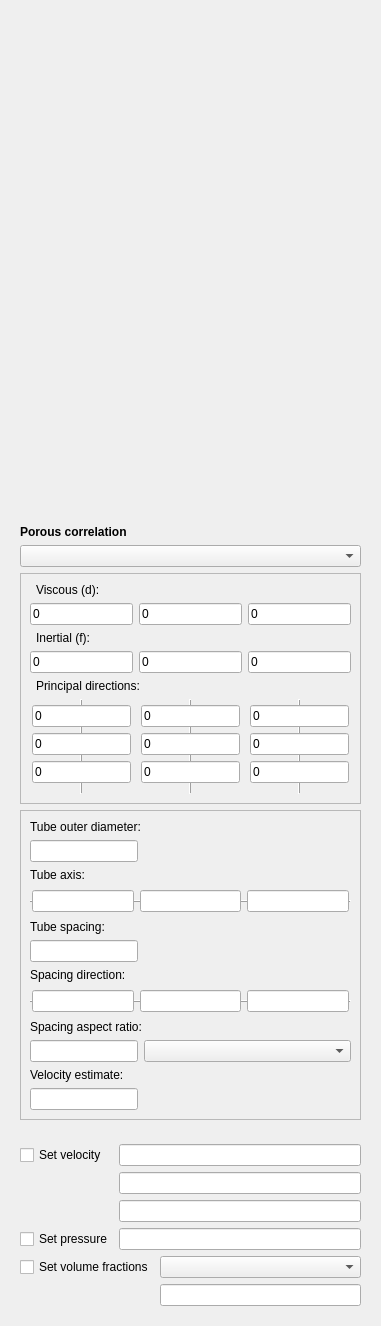
Before: the Qt Designer form Gui/TaskPanelCfdZone.ui in jaheyns/CfdOF, drawn with Qt 5.
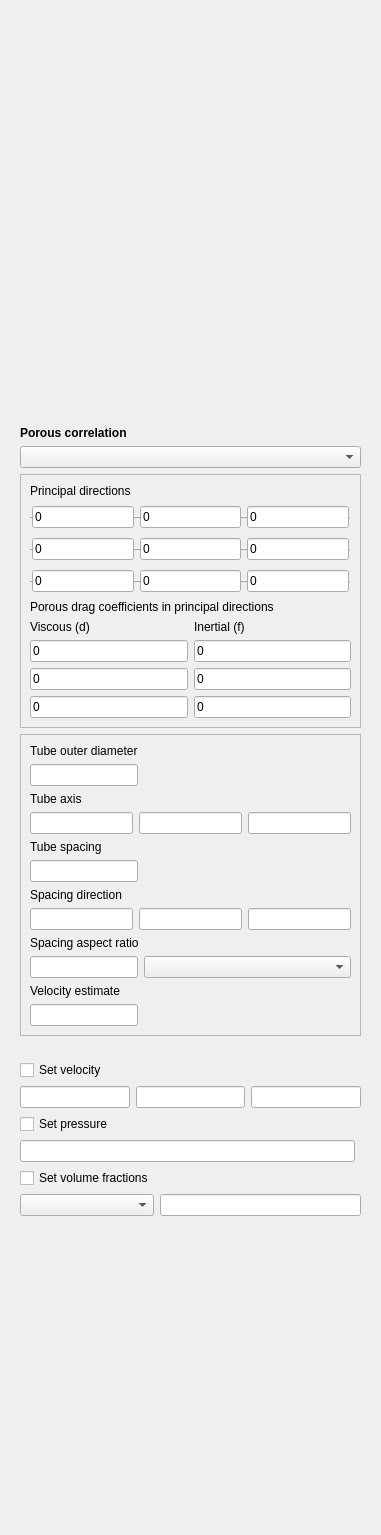
After: the same form once the commit is applied. Custom widgets are drawn as their Qt base class.

Commit message: Reformat task panels so that vectors are displayed consistently as three input fields horizontally

The edit to the form file:
```diff
--- a/Gui/TaskPanelCfdZone.ui
+++ b/Gui/TaskPanelCfdZone.ui
@@ -7,7 +7,7 @@
     <x>0</x>
     <y>0</y>
     <width>381</width>
-    <height>1326</height>
+    <height>1535</height>
    </rect>
   </property>
   <property name="windowTitle">
@@ -49,174 +49,13 @@
          <enum>QFrame::Raised</enum>
         </property>
         <layout class="QGridLayout" name="gridLayout_7">
-         <item row="0" column="0" colspan="3">
-          <widget class="QLabel" name="label_4">
-           <property name="text">
-            <string>Viscous (d):</string>
-           </property>
-           <property name="wordWrap">
-            <bool>false</bool>
-           </property>
-           <property name="margin">
-            <number>2</number>
-           </property>
-           <property name="indent">
-            <number>6</number>
-           </property>
-          </widget>
-         </item>
-         <item row="1" column="0">
-          <widget class="Gui::InputField" name="dx">
-           <property name="sizePolicy">
-            <sizepolicy hsizetype="Preferred" vsizetype="Fixed">
-             <horstretch>0</horstretch>
-             <verstretch>0</verstretch>
-            </sizepolicy>
-           </property>
-           <property name="text">
-            <string>0</string>
-           </property>
-           <property name="singleStep" stdset="0">
-            <double>1000.000000000000000</double>
-           </property>
-           <property name="unit" stdset="0">
-            <string notr="true">m^-2</string>
-           </property>
-           <property name="format" stdset="0">
-            <number>0</number>
-           </property>
-          </widget>
-         </item>
-         <item row="1" column="1">
-          <widget class="Gui::InputField" name="dy">
-           <property name="sizePolicy">
-            <sizepolicy hsizetype="Preferred" vsizetype="Fixed">
-             <horstretch>0</horstretch>
-             <verstretch>0</verstretch>
-            </sizepolicy>
-           </property>
-           <property name="text">
-            <string>0</string>
-           </property>
-           <property name="singleStep" stdset="0">
-            <double>1000.000000000000000</double>
-           </property>
-           <property name="unit" stdset="0">
-            <string notr="true">m^-2</string>
-           </property>
-           <property name="format" stdset="0">
-            <number>0</number>
-           </property>
-          </widget>
-         </item>
-         <item row="1" column="2">
-          <widget class="Gui::InputField" name="dz">
-           <property name="sizePolicy">
-            <sizepolicy hsizetype="Preferred" vsizetype="Fixed">
-             <horstretch>0</horstretch>
-             <verstretch>0</verstretch>
-            </sizepolicy>
-           </property>
-           <property name="text">
-            <string>0</string>
-           </property>
-           <property name="singleStep" stdset="0">
-            <double>1000.000000000000000</double>
-           </property>
-           <property name="unit" stdset="0">
-            <string notr="true">m^-2</string>
-           </property>
-           <property name="format" stdset="0">
-            <number>0</number>
-           </property>
-          </widget>
-         </item>
-         <item row="2" column="0" colspan="3">
-          <widget class="QLabel" name="label_5">
-           <property name="text">
-            <string>Inertial (f):</string>
-           </property>
-           <property name="margin">
-            <number>2</number>
-           </property>
-           <property name="indent">
-            <number>6</number>
-           </property>
-          </widget>
-         </item>
-         <item row="3" column="0">
-          <widget class="Gui::InputField" name="fx">
-           <property name="sizePolicy">
-            <sizepolicy hsizetype="Preferred" vsizetype="Fixed">
-             <horstretch>0</horstretch>
-             <verstretch>0</verstretch>
-            </sizepolicy>
-           </property>
-           <property name="text">
-            <string>0</string>
-           </property>
-           <property name="singleStep" stdset="0">
-            <double>1000.000000000000000</double>
-           </property>
-           <property name="unit" stdset="0">
-            <string notr="true">m^-1</string>
-           </property>
-           <property name="format" stdset="0">
-            <number>0</number>
-           </property>
-          </widget>
-         </item>
-         <item row="3" column="1">
-          <widget class="Gui::InputField" name="fy">
-           <property name="sizePolicy">
-            <sizepolicy hsizetype="Preferred" vsizetype="Fixed">
-             <horstretch>0</horstretch>
-             <verstretch>0</verstretch>
-            </sizepolicy>
-           </property>
-           <property name="text">
-            <string>0</string>
-           </property>
-           <property name="singleStep" stdset="0">
-            <double>1000.000000000000000</double>
-           </property>
-           <property name="unit" stdset="0">
-            <string notr="true">m^-1</string>
-           </property>
-           <property name="format" stdset="0">
-            <number>0</number>
-           </property>
-          </widget>
-         </item>
-         <item row="3" column="2">
-          <widget class="Gui::InputField" name="fz">
-           <property name="sizePolicy">
-            <sizepolicy hsizetype="Preferred" vsizetype="Fixed">
-             <horstretch>0</horstretch>
-             <verstretch>0</verstretch>
-            </sizepolicy>
-           </property>
-           <property name="text">
-            <string>0</string>
-           </property>
-           <property name="singleStep" stdset="0">
-            <double>1000.000000000000000</double>
-           </property>
-           <property name="unit" stdset="0">
-            <string notr="true">m^-1</string>
-           </property>
-           <property name="format" stdset="0">
-            <number>0</number>
-           </property>
-          </widget>
-         </item>
-         <item row="4" column="0" colspan="3">
+         <item row="5" column="0" colspan="3">
           <widget class="QLabel" name="label_11">
            <property name="toolTip">
             <string>Correspond to directions in which the velocity is scaled but not rotated by the porous medium</string>
            </property>
            <property name="text">
-            <string>Principal directions:</string>
+            <string>Principal directions</string>
            </property>
            <property name="wordWrap">
             <bool>true</bool>
@@ -225,104 +64,11 @@
             <number>2</number>
            </property>
            <property name="indent">
-            <number>6</number>
+            <number>0</number>
            </property>
           </widget>
          </item>
-         <item row="5" column="0">
-          <widget class="QFrame" name="e1frame">
-           <property name="sizePolicy">
-            <sizepolicy hsizetype="Preferred" vsizetype="Minimum">
-             <horstretch>0</horstretch>
-             <verstretch>0</verstretch>
-            </sizepolicy>
-           </property>
-           <property name="frameShape">
-            <enum>QFrame::VLine</enum>
-           </property>
-           <property name="frameShadow">
-            <enum>QFrame::Raised</enum>
-           </property>
-           <layout class="QVBoxLayout" name="verticalLayout_5">
-            <property name="leftMargin">
-             <number>0</number>
-            </property>
-            <property name="topMargin">
-             <number>4</number>
-            </property>
-            <property name="rightMargin">
-             <number>0</number>
-            </property>
-            <item>
-             <widget class="Gui::InputField" name="e1x">
-              <property name="sizePolicy">
-               <sizepolicy hsizetype="Preferred" vsizetype="Fixed">
-                <horstretch>1</horstretch>
-                <verstretch>0</verstretch>
-               </sizepolicy>
-              </property>
-              <property name="text">
-               <string>0</string>
-              </property>
-              <property name="singleStep" stdset="0">
-               <double>0.100000000000000</double>
-              </property>
-              <property name="unit" stdset="0">
-               <string notr="true"/>
-              </property>
-              <property name="format" stdset="0">
-               <number>0</number>
-              </property>
-             </widget>
-            </item>
-            <item>
-             <widget class="Gui::InputField" name="e1y">
-              <property name="sizePolicy">
-               <sizepolicy hsizetype="Preferred" vsizetype="Fixed">
-                <horstretch>1</horstretch>
-                <verstretch>0</verstretch>
-               </sizepolicy>
-              </property>
-              <property name="text">
-               <string>0</string>
-              </property>
-              <property name="singleStep" stdset="0">
-               <double>0.100000000000000</double>
-              </property>
-              <property name="unit" stdset="0">
-               <string notr="true"/>
-              </property>
-              <property name="format" stdset="0">
-               <number>0</number>
-              </property>
-             </widget>
-            </item>
-            <item>
-             <widget class="Gui::InputField" name="e1z">
-              <property name="sizePolicy">
-               <sizepolicy hsizetype="Preferred" vsizetype="Fixed">
-                <horstretch>1</horstretch>
-                <verstretch>0</verstretch>
-               </sizepolicy>
-              </property>
-              <property name="text">
-               <string>0</string>
-              </property>
-              <property name="singleStep" stdset="0">
-               <double>0.100000000000000</double>
-              </property>
-              <property name="unit" stdset="0">
-               <string notr="true"/>
-              </property>
-              <property name="format" stdset="0">
-               <number>0</number>
-              </property>
-             </widget>
-            </item>
-           </layout>
-          </widget>
-         </item>
-         <item row="5" column="1">
+         <item row="7" column="0" colspan="3">
           <widget class="QFrame" name="e2frame">
            <property name="sizePolicy">
             <sizepolicy hsizetype="Preferred" vsizetype="Minimum">
@@ -331,53 +77,24 @@
             </sizepolicy>
            </property>
            <property name="frameShape">
-            <enum>QFrame::VLine</enum>
+            <enum>QFrame::HLine</enum>
            </property>
            <property name="frameShadow">
             <enum>QFrame::Raised</enum>
            </property>
-           <layout class="QVBoxLayout" name="verticalLayout_3">
+           <layout class="QHBoxLayout" name="horizontalLayout_3">
             <property name="leftMargin">
              <number>0</number>
             </property>
             <property name="topMargin">
-             <number>4</number>
+             <number>0</number>
             </property>
             <property name="rightMargin">
              <number>0</number>
             </property>
-            <item>
-             <widget class="Gui::InputField" name="e2x">
-              <property name="sizePolicy">
-               <sizepolicy hsizetype="Preferred" vsizetype="Fixed">
-                <horstretch>1</horstretch>
-                <verstretch>0</verstretch>
-               </sizepolicy>
-              </property>
-              <property name="text">
-               <string>0</string>
-              </property>
-              <property name="format" stdset="0">
-               <number>0</number>
-              </property>
-             </widget>
-            </item>
-            <item>
-             <widget class="Gui::InputField" name="e2y">
-              <property name="sizePolicy">
-               <sizepolicy hsizetype="Preferred" vsizetype="Fixed">
-                <horstretch>1</horstretch>
-                <verstretch>0</verstretch>
-               </sizepolicy>
-              </property>
-              <property name="text">
-               <string>0</string>
-              </property>
-              <property name="format" stdset="0">
-               <number>0</number>
-              </property>
-             </widget>
-            </item>
+            <property name="bottomMargin">
+             <number>0</number>
+            </property>
             <item>
              <widget class="Gui::InputField" name="e2z">
               <property name="sizePolicy">
@@ -394,35 +111,80 @@
               </property>
              </widget>
             </item>
+            <item>
+             <widget class="Gui::InputField" name="e2y">
+              <property name="sizePolicy">
+               <sizepolicy hsizetype="Preferred" vsizetype="Fixed">
+                <horstretch>1</horstretch>
+                <verstretch>0</verstretch>
+               </sizepolicy>
+              </property>
+              <property name="text">
+               <string>0</string>
+              </property>
+              <property name="format" stdset="0">
+               <number>0</number>
+              </property>
+             </widget>
+            </item>
+            <item>
+             <widget class="Gui::InputField" name="e2x">
+              <property name="sizePolicy">
+               <sizepolicy hsizetype="Preferred" vsizetype="Fixed">
+                <horstretch>1</horstretch>
+                <verstretch>0</verstretch>
+               </sizepolicy>
+              </property>
+              <property name="text">
+               <string>0</string>
+              </property>
+              <property name="format" stdset="0">
+               <number>0</number>
+              </property>
+             </widget>
+            </item>
            </layout>
           </widget>
          </item>
-         <item row="5" column="2">
+         <item row="9" column="0" colspan="3">
+          <widget class="QLabel" name="label">
+           <property name="text">
+            <string>Porous drag coefficients in principal directions</string>
+           </property>
+           <property name="wordWrap">
+            <bool>true</bool>
+           </property>
+          </widget>
+         </item>
+         <item row="8" column="0" colspan="3">
           <widget class="QFrame" name="e3frame">
            <property name="sizePolicy">
-            <sizepolicy hsizetype="Preferred" vsizetype="Minimum">
+            <sizepolicy hsizetype="Preferred" vsizetype="Fixed">
              <horstretch>0</horstretch>
              <verstretch>0</verstretch>
             </sizepolicy>
            </property>
            <property name="frameShape">
-            <enum>QFrame::VLine</enum>
+            <enum>QFrame::HLine</enum>
            </property>
            <property name="frameShadow">
             <enum>QFrame::Raised</enum>
            </property>
-           <layout class="QVBoxLayout" name="verticalLayout_4">
+           <layout class="QHBoxLayout" name="horizontalLayout_4">
             <property name="leftMargin">
              <number>0</number>
             </property>
             <property name="topMargin">
-             <number>4</number>
+             <number>0</number>
             </property>
             <property name="rightMargin">
              <number>0</number>
             </property>
+            <property name="bottomMargin">
+             <number>0</number>
+            </property>
             <item>
-             <widget class="Gui::InputField" name="e3x">
+             <widget class="Gui::InputField" name="e3z">
               <property name="sizePolicy">
                <sizepolicy hsizetype="Preferred" vsizetype="Fixed">
                 <horstretch>1</horstretch>
@@ -469,7 +231,7 @@
              </widget>
             </item>
             <item>
-             <widget class="Gui::InputField" name="e3z">
+             <widget class="Gui::InputField" name="e3x">
               <property name="sizePolicy">
                <sizepolicy hsizetype="Preferred" vsizetype="Fixed">
                 <horstretch>1</horstretch>
@@ -493,6 +255,282 @@
            </layout>
           </widget>
          </item>
+         <item row="6" column="0" colspan="3">
+          <widget class="QFrame" name="e1frame">
+           <property name="sizePolicy">
+            <sizepolicy hsizetype="Preferred" vsizetype="Fixed">
+             <horstretch>0</horstretch>
+             <verstretch>0</verstretch>
+            </sizepolicy>
+           </property>
+           <property name="frameShape">
+            <enum>QFrame::HLine</enum>
+           </property>
+           <property name="frameShadow">
+            <enum>QFrame::Raised</enum>
+           </property>
+           <layout class="QHBoxLayout" name="horizontalLayout">
+            <property name="leftMargin">
+             <number>0</number>
+            </property>
+            <property name="topMargin">
+             <number>0</number>
+            </property>
+            <property name="rightMargin">
+             <number>0</number>
+            </property>
+            <property name="bottomMargin">
+             <number>0</number>
+            </property>
+            <item>
+             <widget class="Gui::InputField" name="e1z">
+              <property name="sizePolicy">
+               <sizepolicy hsizetype="Preferred" vsizetype="Fixed">
+                <horstretch>1</horstretch>
+                <verstretch>0</verstretch>
+               </sizepolicy>
+              </property>
+              <property name="text">
+               <string>0</string>
+              </property>
+              <property name="singleStep" stdset="0">
+               <double>0.100000000000000</double>
+              </property>
+              <property name="unit" stdset="0">
+               <string notr="true"/>
+              </property>
+              <property name="format" stdset="0">
+               <number>0</number>
+              </property>
+             </widget>
+            </item>
+            <item>
+             <widget class="Gui::InputField" name="e1y">
+              <property name="sizePolicy">
+               <sizepolicy hsizetype="Preferred" vsizetype="Fixed">
+                <horstretch>1</horstretch>
+                <verstretch>0</verstretch>
+               </sizepolicy>
+              </property>
+              <property name="text">
+               <string>0</string>
+              </property>
+              <property name="singleStep" stdset="0">
+               <double>0.100000000000000</double>
+              </property>
+              <property name="unit" stdset="0">
+               <string notr="true"/>
+              </property>
+              <property name="format" stdset="0">
+               <number>0</number>
+              </property>
+             </widget>
+            </item>
+            <item>
+             <widget class="Gui::InputField" name="e1x">
+              <property name="sizePolicy">
+               <sizepolicy hsizetype="Preferred" vsizetype="Fixed">
+                <horstretch>1</horstretch>
+                <verstretch>0</verstretch>
+               </sizepolicy>
+              </property>
+              <property name="text">
+               <string>0</string>
+              </property>
+              <property name="singleStep" stdset="0">
+               <double>0.100000000000000</double>
+              </property>
+              <property name="unit" stdset="0">
+               <string notr="true"/>
+              </property>
+              <property name="format" stdset="0">
+               <number>0</number>
+              </property>
+             </widget>
+            </item>
+           </layout>
+          </widget>
+         </item>
+         <item row="10" column="0" colspan="3">
+          <layout class="QGridLayout" name="gridLayout_2">
+           <property name="sizeConstraint">
+            <enum>QLayout::SetDefaultConstraint</enum>
+           </property>
+           <property name="leftMargin">
+            <number>0</number>
+           </property>
+           <property name="topMargin">
+            <number>0</number>
+           </property>
+           <item row="2" column="0">
+            <widget class="Gui::InputField" name="dy">
+             <property name="sizePolicy">
+              <sizepolicy hsizetype="MinimumExpanding" vsizetype="Fixed">
+               <horstretch>0</horstretch>
+               <verstretch>0</verstretch>
+              </sizepolicy>
+             </property>
+             <property name="text">
+              <string>0</string>
+             </property>
+             <property name="singleStep" stdset="0">
+              <double>1000.000000000000000</double>
+             </property>
+             <property name="unit" stdset="0">
+              <string notr="true">m^-2</string>
+             </property>
+             <property name="format" stdset="0">
+              <number>0</number>
+             </property>
+            </widget>
+           </item>
+           <item row="0" column="0">
+            <widget class="QLabel" name="label_4">
+             <property name="sizePolicy">
+              <sizepolicy hsizetype="MinimumExpanding" vsizetype="Preferred">
+               <horstretch>0</horstretch>
+               <verstretch>0</verstretch>
+              </sizepolicy>
+             </property>
+             <property name="text">
+              <string>Viscous (d)</string>
+             </property>
+             <property name="wordWrap">
+              <bool>false</bool>
+             </property>
+             <property name="margin">
+              <number>2</number>
+             </property>
+             <property name="indent">
+              <number>0</number>
+             </property>
+            </widget>
+           </item>
+           <item row="2" column="1">
+            <widget class="Gui::InputField" name="fy">
+             <property name="sizePolicy">
+              <sizepolicy hsizetype="MinimumExpanding" vsizetype="Fixed">
+               <horstretch>0</horstretch>
+               <verstretch>0</verstretch>
+              </sizepolicy>
+             </property>
+             <property name="text">
+              <string>0</string>
+             </property>
+             <property name="singleStep" stdset="0">
+              <double>1000.000000000000000</double>
+             </property>
+             <property name="unit" stdset="0">
+              <string notr="true">m^-1</string>
+             </property>
+             <property name="format" stdset="0">
+              <number>0</number>
+             </property>
+            </widget>
+           </item>
+           <item row="0" column="1">
+            <widget class="QLabel" name="label_5">
+             <property name="text">
+              <string>Inertial (f)</string>
+             </property>
+             <property name="margin">
+              <number>2</number>
+             </property>
+             <property name="indent">
+              <number>0</number>
+             </property>
+            </widget>
+           </item>
+           <item row="1" column="1">
+            <widget class="Gui::InputField" name="fx">
+             <property name="sizePolicy">
+              <sizepolicy hsizetype="MinimumExpanding" vsizetype="Fixed">
+               <horstretch>0</horstretch>
+               <verstretch>0</verstretch>
+              </sizepolicy>
+             </property>
+             <property name="text">
+              <string>0</string>
+             </property>
+             <property name="singleStep" stdset="0">
+              <double>1000.000000000000000</double>
+             </property>
+             <property name="unit" stdset="0">
+              <string notr="true">m^-1</string>
+             </property>
+             <property name="format" stdset="0">
+              <number>0</number>
+             </property>
+            </widget>
+           </item>
+           <item row="1" column="0">
+            <widget class="Gui::InputField" name="dx">
+             <property name="sizePolicy">
+              <sizepolicy hsizetype="MinimumExpanding" vsizetype="Fixed">
+               <horstretch>0</horstretch>
+               <verstretch>0</verstretch>
+              </sizepolicy>
+             </property>
+             <property name="text">
+              <string>0</string>
+             </property>
+             <property name="singleStep" stdset="0">
+              <double>1000.000000000000000</double>
+             </property>
+             <property name="unit" stdset="0">
+              <string notr="true">m^-2</string>
+             </property>
+             <property name="format" stdset="0">
+              <number>0</number>
+             </property>
+            </widget>
+           </item>
+           <item row="3" column="0">
+            <widget class="Gui::InputField" name="dz">
+             <property name="sizePolicy">
+              <sizepolicy hsizetype="MinimumExpanding" vsizetype="Fixed">
+               <horstretch>0</horstretch>
+               <verstretch>0</verstretch>
+              </sizepolicy>
+             </property>
+             <property name="text">
+              <string>0</string>
+             </property>
+             <property name="singleStep" stdset="0">
+              <double>1000.000000000000000</double>
+             </property>
+             <property name="unit" stdset="0">
+              <string notr="true">m^-2</string>
+             </property>
+             <property name="format" stdset="0">
+              <number>0</number>
+             </property>
+            </widget>
+           </item>
+           <item row="3" column="1">
+            <widget class="Gui::InputField" name="fz">
+             <property name="sizePolicy">
+              <sizepolicy hsizetype="MinimumExpanding" vsizetype="Fixed">
+               <horstretch>0</horstretch>
+               <verstretch>0</verstretch>
+              </sizepolicy>
+             </property>
+             <property name="text">
+              <string>0</string>
+             </property>
+             <property name="singleStep" stdset="0">
+              <double>1000.000000000000000</double>
+             </property>
+             <property name="unit" stdset="0">
+              <string notr="true">m^-1</string>
+             </property>
+             <property name="format" stdset="0">
+              <number>0</number>
+             </property>
+            </widget>
+           </item>
+          </layout>
+         </item>
         </layout>
        </widget>
       </item>
@@ -524,7 +562,7 @@
          <item row="0" column="0">
           <widget class="QLabel" name="label_12">
            <property name="text">
-            <string>Tube outer diameter:</string>
+            <string>Tube outer diameter</string>
            </property>
           </widget>
          </item>
@@ -556,14 +594,14 @@
             <string>Longitudinal axis of the tube</string>
            </property>
            <property name="text">
-            <string>Tube axis:</string>
+            <string>Tube axis</string>
            </property>
           </widget>
          </item>
          <item row="3" column="0">
           <widget class="QFrame" name="frame">
            <property name="frameShape">
-            <enum>QFrame::HLine</enum>
+            <enum>QFrame::NoFrame</enum>
            </property>
            <property name="frameShadow">
             <enum>QFrame::Raised</enum>
@@ -647,7 +685,7 @@
             <string>Spacing between tubes normal to layers</string>
            </property>
            <property name="text">
-            <string>Tube spacing:</string>
+            <string>Tube spacing</string>
            </property>
           </widget>
          </item>
@@ -682,14 +720,14 @@
             <string>Direction of spacing normal to layers</string>
            </property>
            <property name="text">
-            <string>Spacing direction:</string>
+            <string>Spacing direction</string>
            </property>
           </widget>
          </item>
          <item row="7" column="0">
           <widget class="QFrame" name="frame_2">
            <property name="frameShape">
-            <enum>QFrame::HLine</enum>
+            <enum>QFrame::NoFrame</enum>
            </property>
            <property name="frameShadow">
             <enum>QFrame::Raised</enum>
@@ -755,7 +793,7 @@
             <string>Multiplier used to obtain spacing perpendicular to spacing direction</string>
            </property>
            <property name="text">
-            <string>Spacing aspect ratio:</string>
+            <string>Spacing aspect ratio</string>
            </property>
           </widget>
          </item>
@@ -814,7 +852,7 @@
             <string>Estimated incident (superficial) velocity used for Reynolds number adjustment of correlation.</string>
            </property>
            <property name="text">
-            <string>Velocity estimate:</string>
+            <string>Velocity estimate</string>
            </property>
           </widget>
          </item>
@@ -855,73 +893,7 @@
       <enum>QFrame::Raised</enum>
      </property>
      <layout class="QGridLayout" name="gridLayout_5">
-      <item row="0" column="0">
-       <widget class="QCheckBox" name="checkVelocity">
-        <property name="text">
-         <string>Set velocity</string>
-        </property>
-       </widget>
-      </item>
-      <item row="0" column="1">
-       <widget class="Gui::InputField" name="inputUx">
-        <property name="unit" stdset="0">
-         <string notr="true">m/s</string>
-        </property>
-        <property name="singleStep" stdset="0">
-         <double>1.000000000000000</double>
-        </property>
-        <property name="format" stdset="0">
-         <number>0</number>
-        </property>
-       </widget>
-      </item>
-      <item row="1" column="1">
-       <widget class="Gui::InputField" name="inputUy">
-        <property name="unit" stdset="0">
-         <string notr="true">m/s</string>
-        </property>
-        <property name="singleStep" stdset="0">
-         <double>1.000000000000000</double>
-        </property>
-        <property name="format" stdset="0">
-         <number>0</number>
-        </property>
-       </widget>
-      </item>
-      <item row="2" column="1">
-       <widget class="Gui::InputField" name="inputUz">
-        <property name="unit" stdset="0">
-         <string notr="true">m/s</string>
-        </property>
-        <property name="singleStep" stdset="0">
-         <double>1.000000000000000</double>
-        </property>
-        <property name="format" stdset="0">
-         <number>0</number>
-        </property>
-       </widget>
-      </item>
-      <item row="3" column="0">
-       <widget class="QCheckBox" name="checkPressure">
-        <property name="text">
-         <string>Set pressure</string>
-        </property>
-       </widget>
-      </item>
-      <item row="3" column="1">
-       <widget class="Gui::InputField" name="inputPressure">
-        <property name="unit" stdset="0">
-         <string notr="true">kg/m/s^2</string>
-        </property>
-        <property name="singleStep" stdset="0">
-         <double>100.000000000000000</double>
-        </property>
-        <property name="format" stdset="0">
-         <number>0</number>
-        </property>
-       </widget>
-      </item>
-      <item row="4" column="0" colspan="2">
+      <item row="5" column="0" colspan="2">
        <widget class="QFrame" name="frameVolumeFraction">
         <property name="frameShape">
          <enum>QFrame::NoFrame</enum>
@@ -958,9 +930,6 @@
            </property>
           </widget>
          </item>
-         <item row="0" column="2">
-          <widget class="QComboBox" name="comboFluid"/>
-         </item>
          <item row="3" column="2">
           <widget class="Gui::InputField" name="inputVolumeFraction">
            <property name="unit" stdset="0">
@@ -980,12 +949,118 @@
            </property>
           </widget>
          </item>
+         <item row="3" column="1">
+          <widget class="QComboBox" name="comboFluid"/>
+         </item>
         </layout>
        </widget>
       </item>
+      <item row="3" column="0">
+       <widget class="QCheckBox" name="checkPressure">
+        <property name="text">
+         <string>Set pressure</string>
+        </property>
+       </widget>
+      </item>
+      <item row="0" column="0">
+       <widget class="QCheckBox" name="checkVelocity">
+        <property name="text">
+         <string>Set velocity</string>
+        </property>
+       </widget>
+      </item>
+      <item row="1" column="0" colspan="2">
+       <widget class="QFrame" name="frame_4">
+        <property name="frameShape">
+         <enum>QFrame::NoFrame</enum>
+        </property>
+        <property name="frameShadow">
+         <enum>QFrame::Raised</enum>
+        </property>
+        <layout class="QHBoxLayout" name="horizontalLayout_5">
+         <property name="leftMargin">
+          <number>0</number>
+         </property>
+         <property name="topMargin">
+          <number>0</number>
+         </property>
+         <property name="rightMargin">
+          <number>0</number>
+         </property>
+         <property name="bottomMargin">
+          <number>0</number>
+         </property>
+         <item>
+          <widget class="Gui::InputField" name="inputUx">
+           <property name="unit" stdset="0">
+            <string notr="true">m/s</string>
+           </property>
+           <property name="singleStep" stdset="0">
+            <double>1.000000000000000</double>
+           </property>
+           <property name="format" stdset="0">
+            <number>0</number>
+           </property>
+          </widget>
+         </item>
+         <item>
+          <widget class="Gui::InputField" name="inputUz">
+           <property name="unit" stdset="0">
+            <string notr="true">m/s</string>
+           </property>
+           <property name="singleStep" stdset="0">
+            <double>1.000000000000000</double>
+           </property>
+           <property name="format" stdset="0">
+            <number>0</number>
+           </property>
+          </widget>
+         </item>
+         <item>
+          <widget class="Gui::InputField" name="inputUy">
+           <property name="unit" stdset="0">
+            <string notr="true">m/s</string>
+           </property>
+           <property name="singleStep" stdset="0">
+            <double>1.000000000000000</double>
+           </property>
+           <property name="format" stdset="0">
+            <number>0</number>
+           </property>
+          </widget>
+         </item>
+        </layout>
+       </widget>
+      </item>
+      <item row="4" column="0">
+       <widget class="Gui::InputField" name="inputPressure">
+        <property name="unit" stdset="0">
+         <string notr="true">kg/m/s^2</string>
+        </property>
+        <property name="singleStep" stdset="0">
+         <double>100.000000000000000</double>
+        </property>
+        <property name="format" stdset="0">
+         <number>0</number>
+        </property>
+       </widget>
+      </item>
      </layout>
     </widget>
    </item>
+   <item>
+    <spacer name="verticalSpacer">
+     <property name="orientation">
+      <enum>Qt::Vertical</enum>
+     </property>
+     <property name="sizeHint" stdset="0">
+      <size>
+       <width>20</width>
+       <height>40</height>
+      </size>
+     </property>
+    </spacer>
+   </item>
   </layout>
  </widget>
  <customwidgets>
```
The commit also changes 11 other files.
